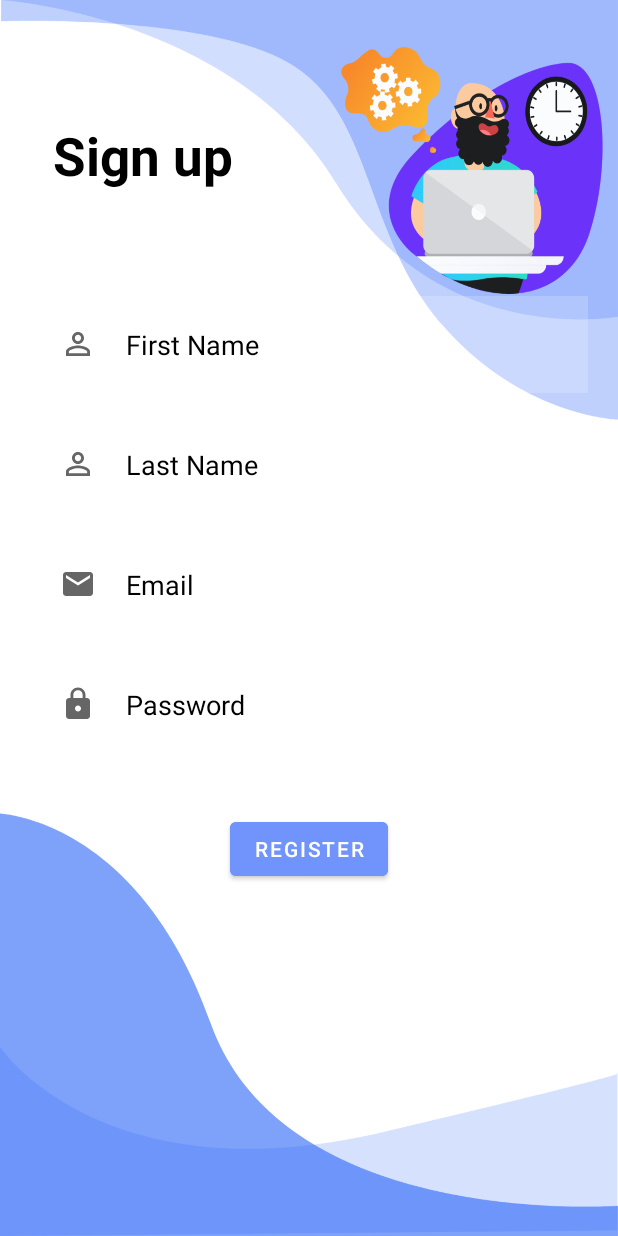
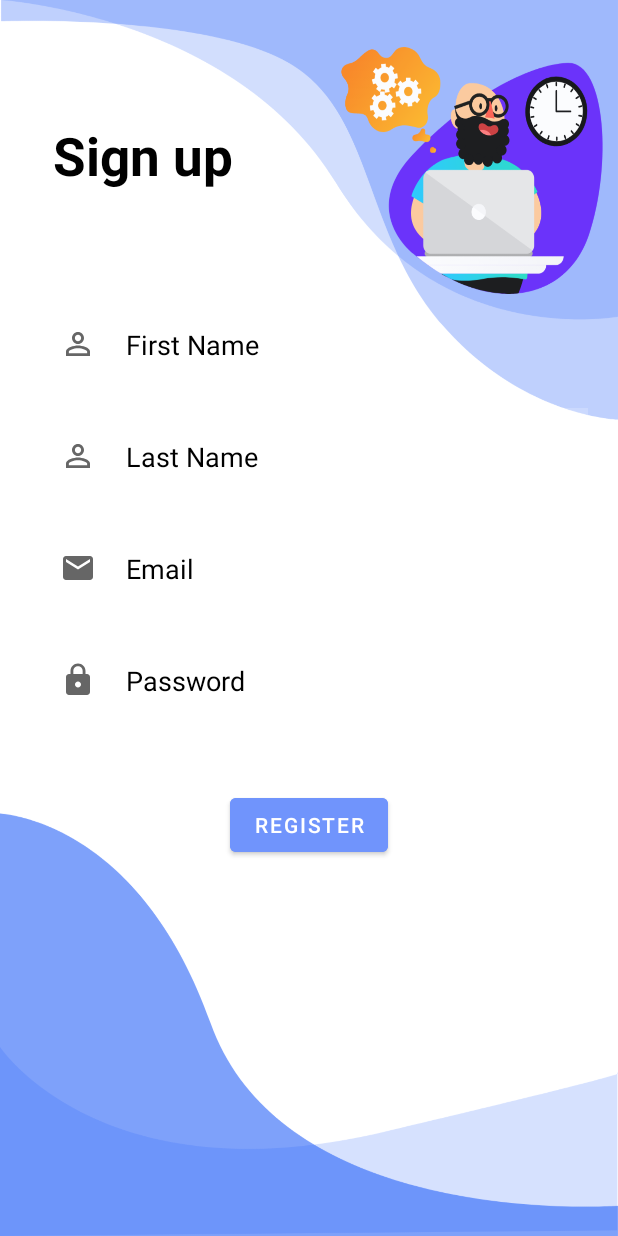
Before and after one commit to eduardnica/MedApp, an Android app: the RegisterActivity screen opened directly, with no data from a screen before it, on a phone screen of 412 x 824 dp. Run offline under Robolectric (Android 15) with nearby library versions, the phone set to English and light mode, and no system bars; our stand-ins replace Firebase (no records; nobody signed in at launch, a user with empty details on screens opened directly).

Commit message:
added background and changed colors for login and register

```diff
--- a/app/src/main/res/layout/activity_register.xml
+++ b/app/src/main/res/layout/activity_register.xml
@@ -23,7 +23,7 @@
         android:layout_height="wrap_content"
         android:id="@+id/firstName"
         android:layout_below="@id/signup"
-        android:background="#30ffffff"
+        android:background="#00FFFFFF"
         android:hint="First Name"
         android:textColorHint="@color/black"
         android:textColor="@color/black"
@@ -45,7 +45,7 @@
         android:textColor="@color/black"
         android:layout_marginLeft="20dp"
         android:layout_marginRight="20dp"
-        android:layout_marginTop="15dp"
+        android:layout_marginTop="10dp"
         android:padding="20dp"
         android:drawableStart="@drawable/user"
         android:drawablePadding="20dp"/>
@@ -61,7 +61,7 @@
         android:textColor="@color/black"
         android:layout_marginLeft="20dp"
         android:layout_marginRight="20dp"
-        android:layout_marginTop="15dp"
+        android:layout_marginTop="10dp"
         android:padding="20dp"
         android:drawableStart="@drawable/email"
         android:drawablePadding="20dp"/>
@@ -72,13 +72,13 @@
         android:layout_height="wrap_content"
         android:id="@+id/password"
         android:layout_below="@id/email"
-        android:background="#30ffffff"
+        android:background="#00FFFFFF"
         android:hint="Password"
         android:textColorHint="@color/black"
         android:textColor="@color/black"
         android:layout_marginLeft="20dp"
         android:layout_marginRight="20dp"
-        android:layout_marginTop="15dp"
+        android:layout_marginTop="10dp"
         android:padding="20dp"
         android:drawableStart="@drawable/password"
         android:drawablePadding="20dp"
```
